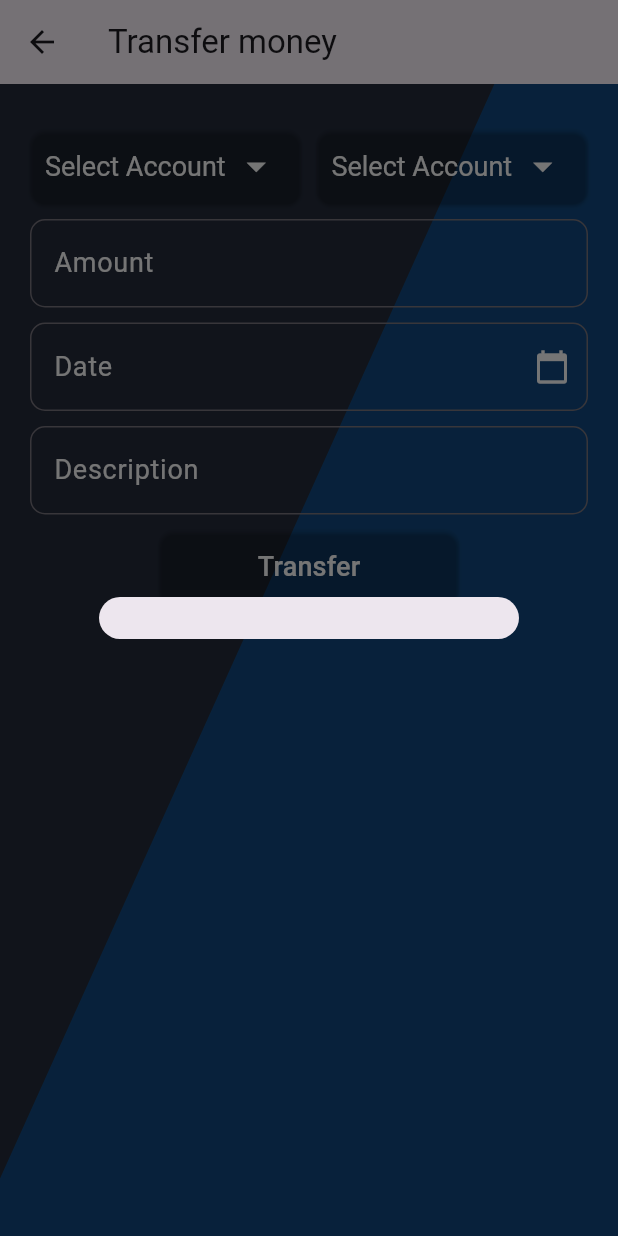
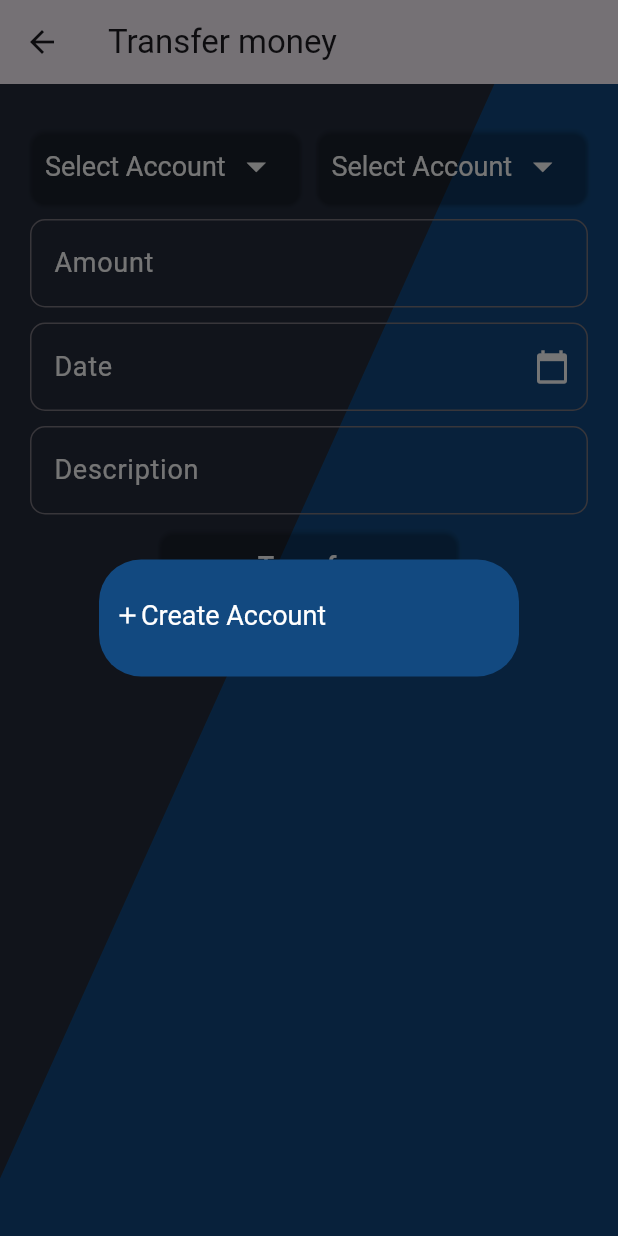
Before and after one commit to madushanka20161/money_manager, a Flutter app: the CreateAccountTransaction screen opened directly, after a tap on "Select Account", on a phone screen of 412 x 824 dp. Run offline on Flutter 3.47's test engine with Material 3 defaults, Android fonts, the phone set to English and light mode, and no system bars; our stand-ins replace fl_chart, google_sign_in, hive_flutter; accounts and stored records are empty.

Commit message:
issue fixed related to date picker backgrounf color and account selction dropdown background color

```diff
--- a/lib/helper/config.dart
+++ b/lib/helper/config.dart
@@ -27,6 +27,7 @@ class AppConfig {
   static BorderRadius borderRadiusAll = BorderRadius.all(Radius.circular(AppConfig.borderRadius));
   // popup
   static double popupRadius = borderRadius;
+  static Color popupBKColor = Color.fromARGB(255, 18, 73, 128);
   // radio button
   static Color activeColor = Colors.white;
   // tool tip
--- a/lib/home_page.dart
+++ b/lib/home_page.dart
@@ -7,6 +7,7 @@ import 'package:money_manager_3/dto/user_dto.dart';
 import 'package:money_manager_3/enum/index.dart';
 import 'package:money_manager_3/helper/config.dart';
 import 'package:money_manager_3/helper/filter.dart';
+import 'package:money_manager_3/service/database_service.dart';
 import 'package:money_manager_3/state/app_state.dart';
 import 'package:money_manager_3/state/user_state.dart';
 import 'package:money_manager_3/widget/account/account_page.dart';
@@ -116,6 +117,8 @@ class _HomePageState extends State<HomePage> {
                       leading: Icon(Icons.logout, color: Colors.red, size: AppConfig.iconSizeSmall),
                       title: Text('Logout', style: TextStyle(color: Colors.red, fontSize: AppConfig.fontSize)),
                       onTap: () {
+                        DatabaseService.instance.clearAll();
+                        // TODO [handle logout]
                         // Handle logout
                       },
                     ),
--- a/lib/widget/account/accoun_selection_dropdown.dart
+++ b/lib/widget/account/accoun_selection_dropdown.dart
@@ -1,7 +1,9 @@
 import 'package:flutter/material.dart';
 import 'package:money_manager_3/dto/account_dto.dart';
 import 'package:money_manager_3/helper/config.dart';
+import 'package:money_manager_3/helper/index.dart';
 import 'package:money_manager_3/state/app_state.dart';
+import 'package:money_manager_3/widget/account/create_account.dart';
 import 'package:provider/provider.dart';
 
 class AccountSelectionDropdown extends StatefulWidget {
@@ -39,6 +41,7 @@ class _AccountSelectionDropdownState extends State<AccountSelectionDropdown> {
   int? _mode;
   Map<String, AccountDto> accounts = {};
   List<AccountDto> accountList = [];
+  Color backgroundColor = AppConfig.popupBKColor;
 
   @override
   void initState() {
@@ -56,13 +59,39 @@ class _AccountSelectionDropdownState extends State<AccountSelectionDropdown> {
       context: context,
       builder: (BuildContext context) {
         return SimpleDialog(
+          backgroundColor: backgroundColor,
           children: [
             if (_mode == 1) _buildAllAccountOption(context),
             ...accountList.map((AccountDto account) => _buildDialogOption(context, account)),
-            // TODO [need to add create account option]
+            createAccountButton()
           ],
         );
       },
+    );
+  }
+
+  Widget createAccountButton() {
+    return ElevatedButton(
+      style: ElevatedButton.styleFrom(
+        backgroundColor: backgroundColor,
+        padding: EdgeInsets.all(AppConfig.padding),
+        textStyle: TextStyle(fontSize: AppConfig.fontSize,),
+        elevation: 0,
+        minimumSize: Size(double.infinity, 50),
+      ),
+      child: Row(children: [
+        Icon(Icons.add, size: AppConfig.iconSize * .6, color: AppConfig.fontColor,),
+        Text('Create Account', style: AppConfig.fontStyle),
+      ],),
+      onPressed: () async {
+        await Navigator.push(
+          context,
+          MaterialPageRoute(builder: (context) => CreateAccount()),
+        );
+
+        // TODO [V2 - need to update account list instoded of closin g popup]
+        Navigator.pop(context);
+      }
     );
   }
 
@@ -81,7 +110,7 @@ class _AccountSelectionDropdownState extends State<AccountSelectionDropdown> {
       },
       child: Padding(
         padding: const EdgeInsets.all(8.0),
-        child: Text("All Account"),
+        child: Text("All Account", style: AppConfig.fontStyle),
       ),
     );
   }
@@ -90,7 +119,7 @@ class _AccountSelectionDropdownState extends State<AccountSelectionDropdown> {
     return SimpleDialogOption(
       onPressed: () {
         setState(() {
-          _selectedAccount = account.name;
+          _selectedAccount = capitalizeFirstLetter(account.name);
         });
 
         if (widget.onAccountSelect != null) {
@@ -101,7 +130,7 @@ class _AccountSelectionDropdownState extends State<AccountSelectionDropdown> {
       },
       child: Padding(
         padding: const EdgeInsets.all(8.0),
-        child: Text(account.name),
+        child: Text(capitalizeFirstLetter(account.name), style: AppConfig.fontStyle)
       ),
     );
   }
@@ -119,18 +148,10 @@ class _AccountSelectionDropdownState extends State<AccountSelectionDropdown> {
         width: 150,
         child: Column(
           children: [
-            ElevatedButton.icon(
+            ElevatedButton(
               onPressed: () {
                 _showPopup(context);
               },
-              icon: Icon(Icons.arrow_drop_down, size: AppConfig.iconSize, color: AppConfig.fontColor,),
-              label: Text(
-                _selectedAccount ?? "All Account",
-                style: TextStyle(color: AppConfig.fontColor),
-                overflow: TextOverflow.fade,
-                softWrap: false,
-                maxLines: 1,
-              ),
               style: ElevatedButton.styleFrom(
                 backgroundColor: const Color.fromARGB(34, 255, 255, 255),
                 padding: EdgeInsets.all(AppConfig.padding),
@@ -140,6 +161,20 @@ class _AccountSelectionDropdownState extends State<AccountSelectionDropdown> {
                 ),
                 minimumSize: Size(double.infinity, 50),
               ),
+              child: Row(
+                children: [
+                  Icon(Icons.arrow_drop_down, size: AppConfig.iconSize, color: AppConfig.fontColor,),
+                  Expanded(
+                    child: Text(
+                      _selectedAccount ?? "All Account",
+                      style: TextStyle(color: AppConfig.fontColor),
+                      overflow: TextOverflow.ellipsis,
+                      softWrap: false,
+                      maxLines: 1,
+                    ),
+                  ),
+                ],
+              )
             ),
           ],
         ),
```
Also changed, not shown: lib/service/auth_service.dart (+14 -9 lines), lib/widget/home/home_summary.dart (+16 -26 lines).
